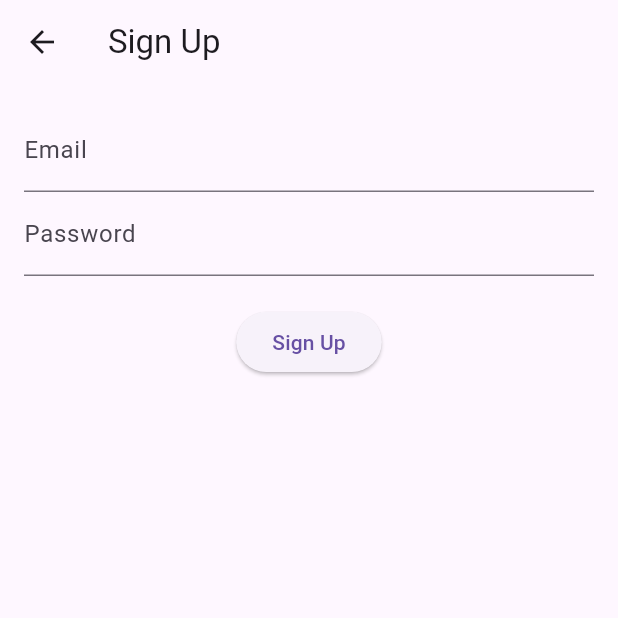
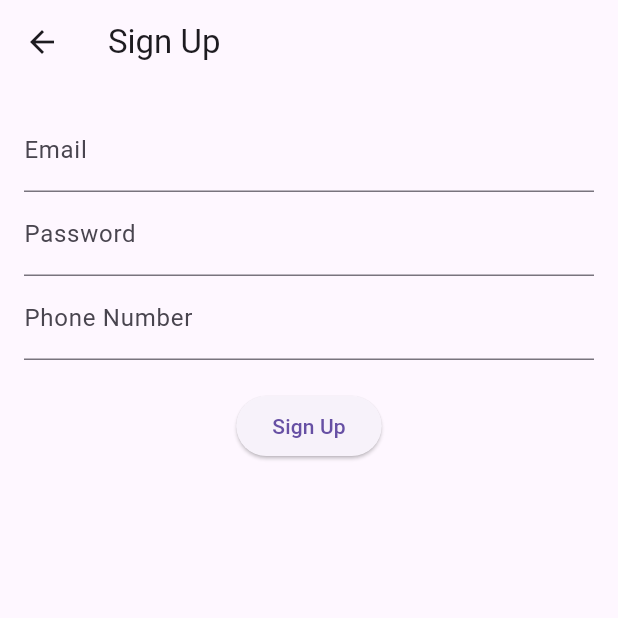
Before and after one commit to ahmadmourad/Smart-Cooling-System-IoT-Final-Project, a Flutter app: the SignUpScreen screen opened by its route, on a phone screen of 412 x 824 dp, the top half of it. Run offline on Flutter 3.47's test engine with Material 3 defaults, Android fonts, the phone set to English and light mode, and no system bars; our stand-ins replace cloud_firestore, firebase_auth, firebase_core, syncfusion_flutter_charts; missing offline and left inert: mqtt_client; accounts and stored records are empty.

Commit message:
phone number field

```diff
--- a/flutter_app/lib/signUp.dart
+++ b/flutter_app/lib/signUp.dart
@@ -11,6 +11,7 @@ class SignUpScreen extends StatefulWidget {
 class _SignUpScreenState extends State<SignUpScreen> {
   final TextEditingController _emailController = TextEditingController();
   final TextEditingController _passwordController = TextEditingController();
+  final TextEditingController _phoneNumberController = TextEditingController();
   final FirebaseAuth _auth = FirebaseAuth.instance;
   final FirebaseFirestore _firestore = FirebaseFirestore.instance;
 
@@ -27,6 +28,7 @@ class _SignUpScreenState extends State<SignUpScreen> {
         'email': _emailController.text,
         'password': _passwordController.text,
         'id': userCredential.user!.uid,
+        'phone_number': _phoneNumberController.text,
         // Add other fields as necessary
       });
 
@@ -56,6 +58,13 @@ class _SignUpScreenState extends State<SignUpScreen> {
               decoration: InputDecoration(labelText: "Password"),
               obscureText: true,
             ),
+            TextField(
+              controller: _phoneNumberController,
+              decoration: InputDecoration(
+                labelText: 'Phone Number',
+              ),
+              keyboardType: TextInputType.phone,
+            ),
             SizedBox(height: 20),
             ElevatedButton(
               onPressed: _signUp,
```
